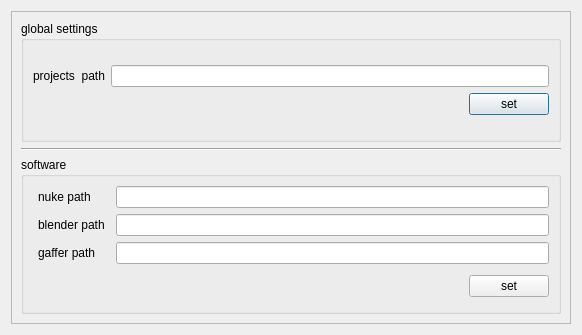
Before: the Qt Designer form ui/uix/settings.ui in ronnyascencio/ateru, drawn with Qt 5.
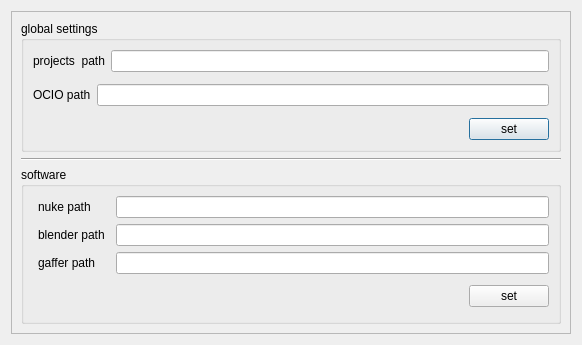
After: the same form once the commit is applied.

```diff
--- a/ui/uix/settings.ui
+++ b/ui/uix/settings.ui
@@ -47,6 +47,26 @@
                </item>
               </layout>
              </item>
+             <item>
+              <layout class="QHBoxLayout" name="horizontalLayout_5">
+               <property name="topMargin">
+                <number>6</number>
+               </property>
+               <property name="bottomMargin">
+                <number>6</number>
+               </property>
+               <item>
+                <widget class="QLabel" name="label_2">
+                 <property name="text">
+                  <string>OCIO path</string>
+                 </property>
+                </widget>
+               </item>
+               <item>
+                <widget class="QLineEdit" name="ocio_path_lineEdit"/>
+               </item>
+              </layout>
+             </item>
              <item>
               <layout class="QHBoxLayout" name="horizontalLayout_2">
                <item>
```
